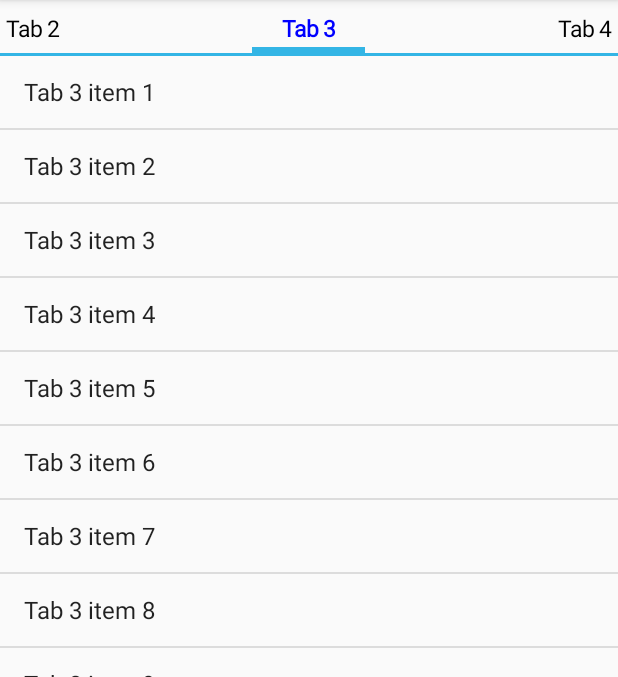
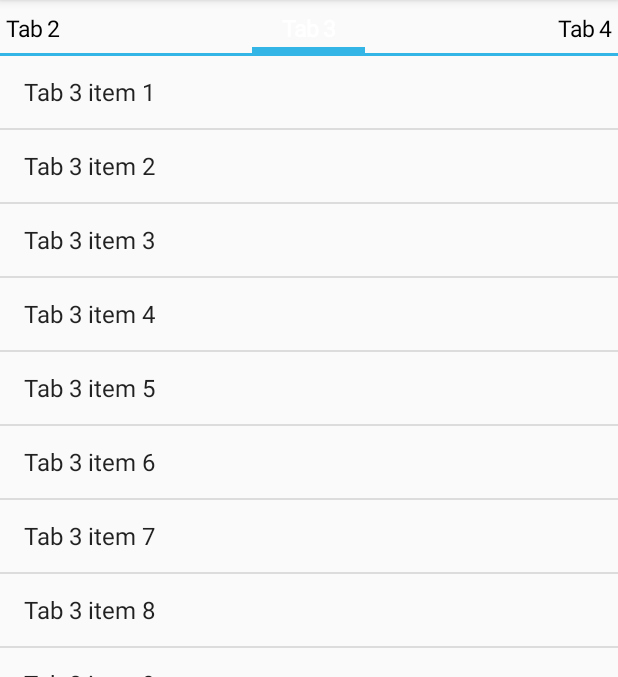
Before and after one commit to BogdanHerput/fragments-tabs-example, an Android app: the screen it shows after launch (MainActivity), on a phone screen of 412 x 824 dp, the part 84-761 px from its top. Run offline under Robolectric (Android 15) with nearby library versions, the phone set to English and light mode, and no system bars.

Commit message:
Revert "Changed selected tab color + other changes caused by renaming folder"
This reverts commit 3503e7b86292e53eeaa3060ded3cca42b0f015ce.

```diff
--- a/app/src/main/java/com/example/bogdanherput/viewpagerexample/MainActivity.java
+++ b/app/src/main/java/com/example/bogdanherput/viewpagerexample/MainActivity.java
@@ -24,7 +24,6 @@ public class MainActivity extends ActionBarActivity {
 
         pager.setAdapter(new ListPagerAdapter(getSupportFragmentManager()));
         pageIndicator.setTextColor(getResources().getColor(R.color.black));
-        pageIndicator.setSelectedColor(getResources().getColor(R.color.blue));
         pageIndicator.setViewPager(pager, 2);
     }
 
--- a/app/src/main/res/values/color.xml
+++ b/app/src/main/res/values/color.xml
@@ -1,5 +1,4 @@
 <?xml version="1.0" encoding="utf-8"?>
 <resources>
     <color name="black">#000000</color>
-    <color name="blue">#0000ff</color>
 </resources>
```
Also changed, not shown: 14 other files.
